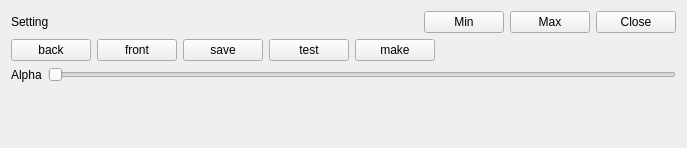
qiuzhiqian/wpmaster, file widget.ui: the form before one commit.
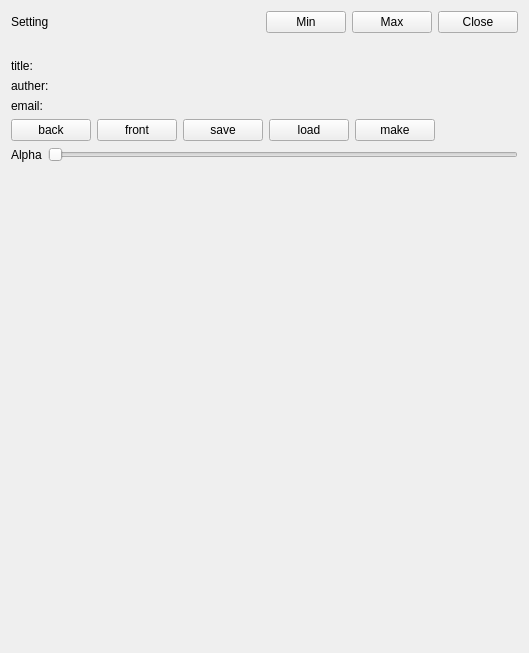
The form after the commit.

Commit message: 数据包加载逻辑

The edit to the form file:
```diff
--- a/widget.ui
+++ b/widget.ui
@@ -6,8 +6,8 @@
    <rect>
     <x>0</x>
     <y>0</y>
-    <width>687</width>
-    <height>148</height>
+    <width>529</width>
+    <height>653</height>
    </rect>
   </property>
   <property name="windowTitle">
@@ -49,6 +49,65 @@
      </item>
     </layout>
    </item>
+   <item>
+    <widget class="QLabel" name="lb_cover">
+     <property name="minimumSize">
+      <size>
+       <width>0</width>
+       <height>0</height>
+      </size>
+     </property>
+     <property name="text">
+      <string/>
+     </property>
+    </widget>
+   </item>
+   <item>
+    <layout class="QGridLayout" name="gridLayout">
+     <item row="1" column="0">
+      <widget class="QLabel" name="lb_auther">
+       <property name="text">
+        <string>auther:</string>
+       </property>
+      </widget>
+     </item>
+     <item row="0" column="0">
+      <widget class="QLabel" name="lb_title">
+       <property name="text">
+        <string>title:</string>
+       </property>
+      </widget>
+     </item>
+     <item row="0" column="1">
+      <widget class="QLabel" name="lb_titleContent">
+       <property name="text">
+        <string/>
+       </property>
+      </widget>
+     </item>
+     <item row="1" column="1">
+      <widget class="QLabel" name="lb_autherContent">
+       <property name="text">
+        <string/>
+       </property>
+      </widget>
+     </item>
+     <item row="2" column="0">
+      <widget class="QLabel" name="lb_email">
+       <property name="text">
+        <string>email:</string>
+       </property>
+      </widget>
+     </item>
+     <item row="2" column="1">
+      <widget class="QLabel" name="lb_emailContent">
+       <property name="text">
+        <string/>
+       </property>
+      </widget>
+     </item>
+    </layout>
+   </item>
    <item>
     <layout class="QHBoxLayout" name="horizontalLayout">
      <item>
@@ -75,7 +134,7 @@
      <item>
       <widget class="QPushButton" name="btn_test">
        <property name="text">
-        <string>test</string>
+        <string>load</string>
        </property>
       </widget>
      </item>
@@ -102,7 +161,7 @@
     </layout>
    </item>
    <item>
-    <layout class="QHBoxLayout" name="horizontalLayout_3" stretch="0,1">
+    <layout class="QHBoxLayout" name="horizontalLayout_3" stretch="0,0">
      <item>
       <widget class="QLabel" name="label_2">
        <property name="text">
```
Left out of the diff: 2 changed lines with no effect on the pictures. The commit also changes 2 other files.
